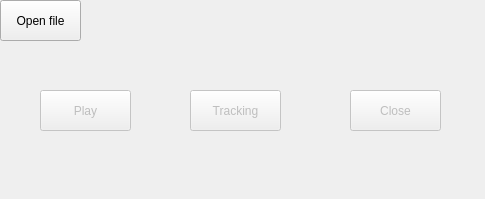
Qt form Test 1/mainwindow.ui (tonton96/Object-tracking) before a commit.
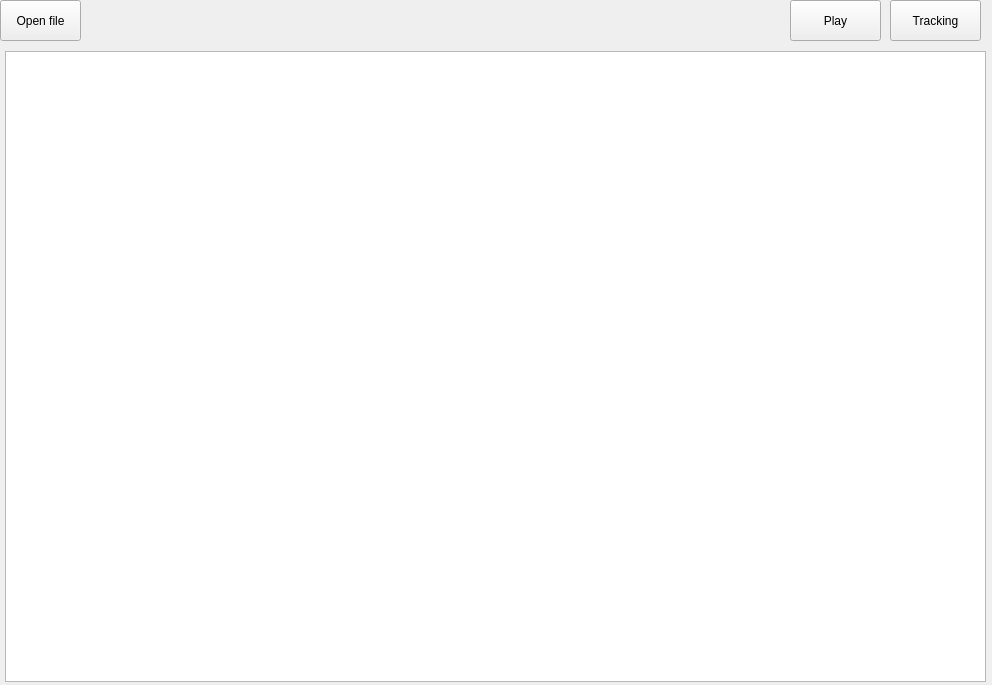
The same form after that commit.

Diff of the .ui file:
```diff
--- a/Test 1/mainwindow.ui
+++ b/Test 1/mainwindow.ui
@@ -6,8 +6,8 @@
    <rect>
     <x>0</x>
     <y>0</y>
-    <width>485</width>
-    <height>199</height>
+    <width>992</width>
+    <height>685</height>
    </rect>
   </property>
   <property name="windowTitle">
@@ -42,12 +42,12 @@
    </widget>
    <widget class="QPushButton" name="btnPlay">
     <property name="enabled">
-     <bool>false</bool>
+     <bool>true</bool>
     </property>
     <property name="geometry">
      <rect>
-      <x>40</x>
-      <y>90</y>
+      <x>790</x>
+      <y>0</y>
       <width>91</width>
       <height>41</height>
      </rect>
@@ -59,10 +59,10 @@
    <widget class="QLabel" name="lblName">
     <property name="geometry">
      <rect>
-      <x>100</x>
-      <y>10</y>
-      <width>381</width>
-      <height>31</height>
+      <x>90</x>
+      <y>0</y>
+      <width>681</width>
+      <height>41</height>
      </rect>
     </property>
     <property name="text">
@@ -71,12 +71,12 @@
    </widget>
    <widget class="QPushButton" name="btnSelect">
     <property name="enabled">
-     <bool>false</bool>
+     <bool>true</bool>
     </property>
     <property name="geometry">
      <rect>
-      <x>190</x>
-      <y>90</y>
+      <x>890</x>
+      <y>0</y>
       <width>91</width>
       <height>41</height>
      </rect>
@@ -85,21 +85,15 @@
      <string>Tracking</string>
     </property>
    </widget>
-   <widget class="QPushButton" name="btnClose">
-    <property name="enabled">
-     <bool>false</bool>
-    </property>
+   <widget class="QGraphicsView" name="graphicsView">
     <property name="geometry">
      <rect>
-      <x>350</x>
-      <y>90</y>
-      <width>91</width>
-      <height>41</height>
+      <x>5</x>
+      <y>51</y>
+      <width>981</width>
+      <height>631</height>
      </rect>
     </property>
-    <property name="text">
-     <string>Close</string>
-    </property>
    </widget>
   </widget>
  </widget>
```
